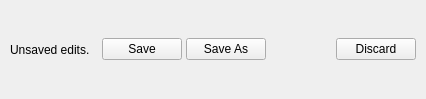
Old version of the form gui/overlays/saveconfirmoverlay.ui in the repository do-i/thumbgrid.
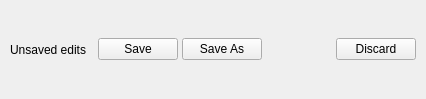
New version of the form.

Commit message: Update theme. Darker blue-ish colors. Better contrast.

Patch:
```diff
--- a/gui/overlays/saveconfirmoverlay.ui
+++ b/gui/overlays/saveconfirmoverlay.ui
@@ -32,7 +32,7 @@
    <item>
     <widget class="QLabel" name="textLabel">
      <property name="text">
-      <string>Unsaved edits.</string>
+      <string>Unsaved edits</string>
      </property>
     </widget>
    </item>
```
The commit also changes 1 other file.
